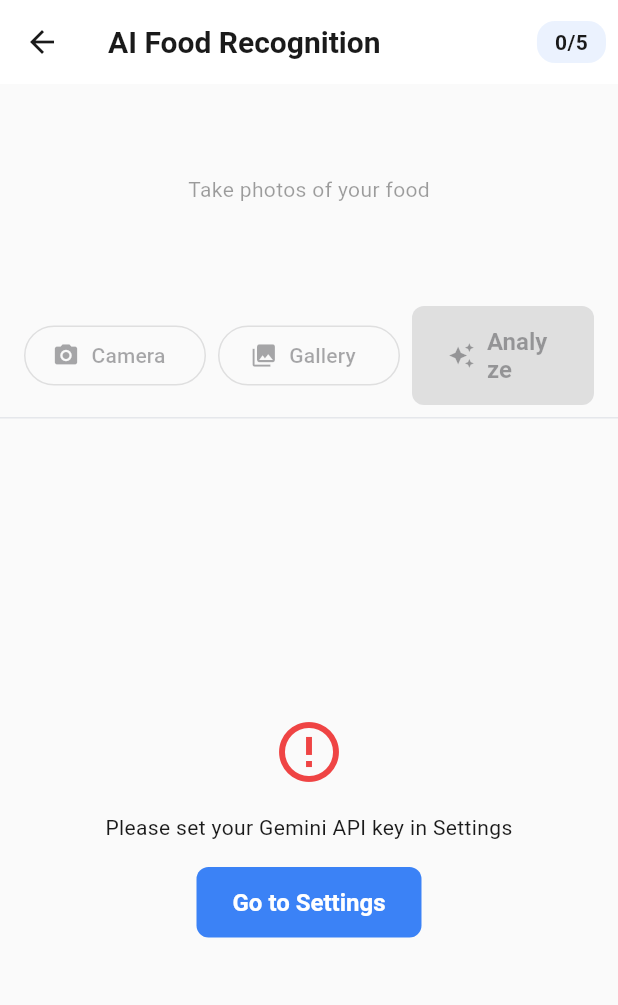
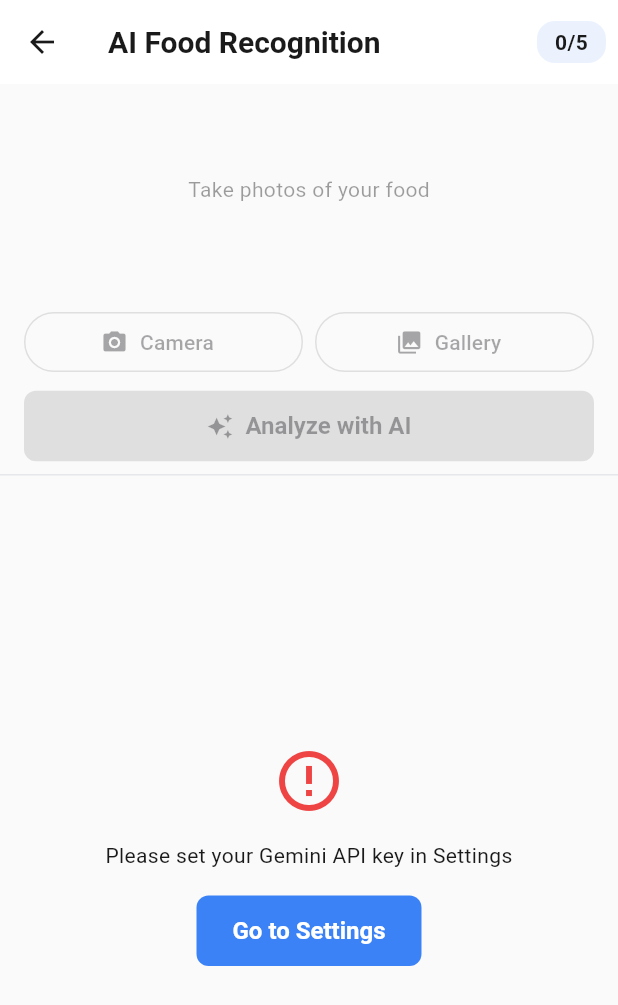
Before and after one commit to DerMoha/Sophis, a Flutter app: the AIFoodCameraScreen screen opened directly with empty values, on a phone screen of 412 x 824 dp. Shown: the top 1005 px of the screen. Run offline on Flutter 3.47's test engine with Material 3 defaults, Android fonts, the phone set to English and light mode, and no system bars; our stand-ins replace fl_chart, google_generative_ai, image_picker, shared_preferences; missing offline and left inert: mobile_scanner; accounts and stored records are empty; generated files the repository leaves out were written again.

Commit message:
fix: adjust button layout

```diff
--- a/lib/screens/ai_food_camera_screen.dart
+++ b/lib/screens/ai_food_camera_screen.dart
@@ -166,6 +166,10 @@ class _AIFoodCameraScreenState extends State<AIFoodCameraScreen> {
 
     context.read<NutritionProvider>().addFoodEntry(entry);
 
+    setState(() {
+      result.isAdded = true;
+    });
+
     ScaffoldMessenger.of(context).showSnackBar(
       SnackBar(content: Text('Added ${entry.name}')),
     );
@@ -234,7 +238,9 @@ class _AIFoodCameraScreenState extends State<AIFoodCameraScreen> {
 
           Padding(
             padding: const EdgeInsets.symmetric(horizontal: 16, vertical: 8),
-            child: Row(
+            child: Column(
+              children: [
+                Row(
                   children: [
                     Expanded(
                       child: OutlinedButton.icon(
@@ -255,14 +261,17 @@ class _AIFoodCameraScreenState extends State<AIFoodCameraScreen> {
                         label: const Text('Gallery'),
                       ),
                     ),
-                const SizedBox(width: 8),
-                Expanded(
+                  ],
+                ),
+                const SizedBox(height: 8),
+                SizedBox(
+                  width: double.infinity,
                   child: ElevatedButton.icon(
                     onPressed: _serviceInitialized && _images.isNotEmpty && !_isLoading
                         ? () => _analyzeFood()
                         : null,
                     icon: const Icon(Icons.auto_awesome),
-                    label: const Text('Analyze'),
+                    label: const Text('Analyze with AI'),
                   ),
                 ),
               ],
@@ -431,7 +440,23 @@ class _AIFoodCameraScreenState extends State<AIFoodCameraScreen> {
                     Text(food.macrosDisplay, style: theme.textTheme.bodySmall),
                   ],
                 ),
-                ElevatedButton.icon(
+                result.isAdded
+                    ? Container(
+                        padding: const EdgeInsets.symmetric(horizontal: 16, vertical: 8),
+                        decoration: BoxDecoration(
+                          color: Colors.green,
+                          borderRadius: BorderRadius.circular(20),
+                        ),
+                        child: const Row(
+                          mainAxisSize: MainAxisSize.min,
+                          children: [
+                            Icon(Icons.check, color: Colors.white, size: 18),
+                            SizedBox(width: 4),
+                            Text('Added', style: TextStyle(color: Colors.white)),
+                          ],
+                        ),
+                      )
+                    : ElevatedButton.icon(
                         onPressed: () => _addFood(result),
                         icon: const Icon(Icons.add, size: 18),
                         label: const Text('Add'),
@@ -451,6 +476,7 @@ class _AIFoodCameraScreenState extends State<AIFoodCameraScreen> {
 class EditableFoodResult {
   final FoodAnalysis analysis;
   final TextEditingController controller;
+  bool isAdded = false;
 
   EditableFoodResult({required this.analysis})
       : controller = TextEditingController(text: analysis.name);
```
Lines whose indentation alone changed are shown as unchanged.
